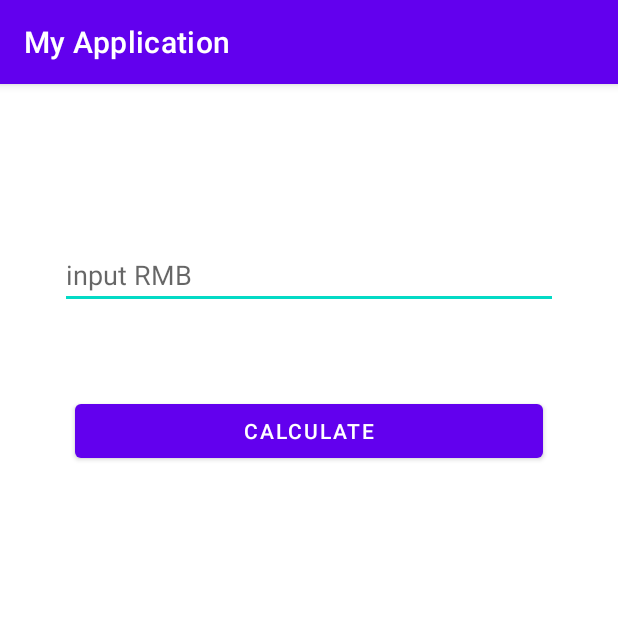
After one commit to YYyanyan/MyApplication, an Android app: the CalRMBActivity screen opened directly, with no data from a screen before it, on a phone screen of 412 x 824 dp, the top half of it. The commit adds this screen. Run offline under Robolectric (Android 15) with nearby library versions, the phone set to English and light mode, and no system bars; 1 statement that could not run was skipped.

Commit message:
4.23 作业

```diff
--- a/app/src/main/AndroidManifest.xml
+++ b/app/src/main/AndroidManifest.xml
@@ -13,6 +13,9 @@
         android:supportsRtl="true"
         android:theme="@style/Theme.MyApplication"
         tools:targetApi="31">
+        <activity
+            android:name=".CalRMBActivity"
+            android:exported="false" />
         <activity
             android:name=".MyListActivity2"
             android:exported="true">
--- /dev/null
+++ b/app/src/main/java/com/example/myapplication/CalRMBActivity.java
@@ -0,0 +1,54 @@
+package com.example.myapplication;
+
+import androidx.appcompat.app.AppCompatActivity;
+
+import android.content.Intent;
+import android.os.Bundle;
+import android.util.Log;
+import android.view.View;
+import android.widget.EditText;
+import android.widget.TextView;
+import android.widget.Toast;
+
+public class CalRMBActivity extends AppCompatActivity {
+    TextView currency;
+    EditText input;
+    TextView result;
+    float price_num;
+    float input_num;
+    String title;
+    String price;
+    private static final String TAG = "CalRMBActivity";
+    @Override
+    protected void onCreate(Bundle savedInstanceState) {
+
+        super.onCreate(savedInstanceState);
+        setContentView(R.layout.activity_cal_rmbactivity);
+
+        Intent intent = getIntent();
+        title = intent.getStringExtra("Currency");
+        price = intent.getStringExtra("Price");
+        Log.i(TAG, "onCreate: title = " +title);
+        Log.i(TAG, "onCreate: price = " + price);
+        price_num = Float.parseFloat(price);
+        currency = findViewById(R.id.currency);
+        currency.setText(title);
+
+        input = findViewById(R.id.inputRMB);
+    }
+
+    public void click(View btn){
+
+        try {
+            input_num = Float.parseFloat(input.getText().toString());
+            result = findViewById(R.id.result);
+            float result_num = input_num * (100/price_num );
+            result.setText(String.valueOf(result_num));
+            Log.i(TAG, "click: result" + String.valueOf(result_num));
+        }
+        catch (NumberFormatException e) {
+            Toast.makeText(this, "请输入正确金额", Toast.LENGTH_SHORT).show();;
+        }
+
+    }
+}
--- a/app/src/main/java/com/example/myapplication/MyAdapter.java
+++ b/app/src/main/java/com/example/myapplication/MyAdapter.java
@@ -1,6 +1,7 @@
 package com.example.myapplication;
 
 import android.content.Context;
+import android.util.Log;
 import android.view.LayoutInflater;
 import android.view.View;
 import android.view.ViewGroup;
@@ -17,7 +18,7 @@ import java.util.List;
 import java.util.Map;
 
 public class MyAdapter extends ArrayAdapter {
-
+    private static final String TAG = "MyAdapter";
     public MyAdapter(@NonNull Context context, int resource, @NonNull ArrayList<HashMap<String, String>> list) {
         super(context, resource, list);
 
@@ -27,16 +28,18 @@ public class MyAdapter extends ArrayAdapter {
             if (itemView == null) {
                 itemView = LayoutInflater.from(getContext()).inflate(R.layout.list_item,
                         parent, false);
+            }
+
                 Map<String, String> map = (Map<String, String>) getItem(position);
                 TextView title = itemView.findViewById(R.id.itemTitle);
                 TextView price = itemView.findViewById(R.id.price);
 
-                title.setText("币种:" + map.get("Currency"));
-                price.setText("价格:" + map.get("Price"));
+                title.setText(map.get("Currency"));
+                price.setText(map.get("Price"));
+                Log.i(TAG, "getView: title = " + title);
+                Log.i(TAG, "getView: price = " + price);
 
 
-            }
-
-            return itemView;
+                return itemView;
         }
     }
--- a/app/src/main/java/com/example/myapplication/MyListActivity2.java
+++ b/app/src/main/java/com/example/myapplication/MyListActivity2.java
@@ -4,6 +4,7 @@ import androidx.annotation.NonNull;
 import androidx.appcompat.app.AppCompatActivity;
 
 import android.app.ListActivity;
+import android.content.Intent;
 import android.os.Bundle;
 import android.os.Handler;
 import android.os.Looper;
@@ -43,7 +44,6 @@ public class MyListActivity2 extends ListActivity implements AdapterView.OnItemC
 //                            new int[] {R.id.itemTitle,R.id.price});
                     MyAdapter adapter = new MyAdapter(MyListActivity2.this,R.layout.list_item,listItems);
                     setListAdapter(adapter);
-                    getListView().setOnItemClickListener(MyListActivity2.this);
                 }
                 super.handleMessage(msg);
 
@@ -52,6 +52,8 @@ public class MyListActivity2 extends ListActivity implements AdapterView.OnItemC
         //启动线程
         Thread thread = new Thread(new MyTask(handler));
         thread.start();
+
+        getListView().setOnItemClickListener(MyListActivity2.this);
 
     }
 
@@ -63,5 +65,15 @@ public class MyListActivity2 extends ListActivity implements AdapterView.OnItemC
         Log.i(TAG, "onItemClick: Title = " + title);
         Log.i(TAG, "onItemClick: Pirce = " + price);
 
+        //打开新窗口
+        Intent calActivity = new Intent(this,CalRMBActivity.class);
+        calActivity.putExtra("Currency", title);
+        calActivity.putExtra("Price", price);
+        Log.i(TAG, "onItemClick: Currency :" + title);
+        Log.i(TAG, "onItemClick: Price : "+ price);
+
+        //startActivity(configActivity);
+        startActivity(calActivity);
+
     }
 }
--- /dev/null
+++ b/app/src/main/res/layout/activity_cal_rmbactivity.xml
@@ -0,0 +1,47 @@
+<?xml version="1.0" encoding="utf-8"?>
+<LinearLayout xmlns:android="http://schemas.android.com/apk/res/android"
+    xmlns:app="http://schemas.android.com/apk/res-auto"
+    xmlns:tools="http://schemas.android.com/tools"
+    android:layout_width="match_parent"
+    android:layout_height="match_parent"
+    android:orientation="vertical"
+    tools:context=".CalRMBActivity"
+    android:padding="30dp">
+
+    <TextView
+        android:id="@+id/currency"
+        android:layout_width="match_parent"
+        android:layout_height="wrap_content"
+        android:textSize="48dp"
+        android:gravity="center_horizontal"
+        android:text="Hello"
+
+        />
+    <EditText
+        android:id="@+id/inputRMB"
+        android:layout_width="match_parent"
+        android:layout_height="wrap_content"
+        android:hint="@string/inputHint"
+        android:layout_marginHorizontal="20dp"
+        android:layout_margin="10dp"
+        android:inputType="numberDecimal"
+        />
+    <TextView
+        android:id="@+id/result"
+        android:layout_width="match_parent"
+        android:layout_height="wrap_content"
+        android:textSize="20sp"
+        android:layout_margin="10dp"
+
+        />
+    <Button
+        android:id="@+id/calculate"
+        android:layout_width="match_parent"
+        android:layout_height="wrap_content"
+        android:text="@string/calbnt"
+        android:layout_marginHorizontal="20dp"
+        android:onClick="click"
+        />
+
+
+</LinearLayout>
--- a/app/src/main/res/values/strings.xml
+++ b/app/src/main/res/values/strings.xml
@@ -1,4 +1,6 @@
 <resources>
     <string name="app_name">My Application</string>
     <string name="gethtml">Get html</string>
+    <string name="inputHint">input RMB</string>
+    <string name="calbnt">calculate</string>
 </resources>
```
